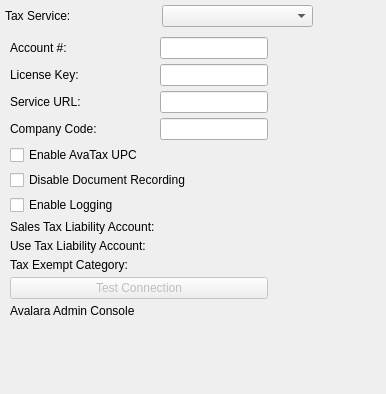
Above: guiclient/configureTax.ui from interhawk/qt-client before the change. Below: the same form after it.
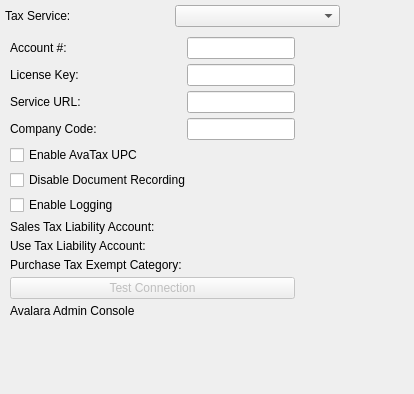
That is the form after the change. The open tabs and pages were chosen to show the change. Custom widgets are drawn as their Qt base class.

The edit to the form file:
```diff
--- a/guiclient/configureTax.ui
+++ b/guiclient/configureTax.ui
@@ -13,7 +13,7 @@
    <rect>
     <x>0</x>
     <y>0</y>
-    <width>386</width>
+    <width>414</width>
     <height>394</height>
    </rect>
   </property>
@@ -155,7 +155,7 @@
        <item row="9" column="1">
         <widget class="QLabel" name="_taxExemptLit">
          <property name="text">
-          <string>Tax Exempt Category:</string>
+          <string>Purchase Tax Exempt Category:</string>
          </property>
         </widget>
        </item>
```
